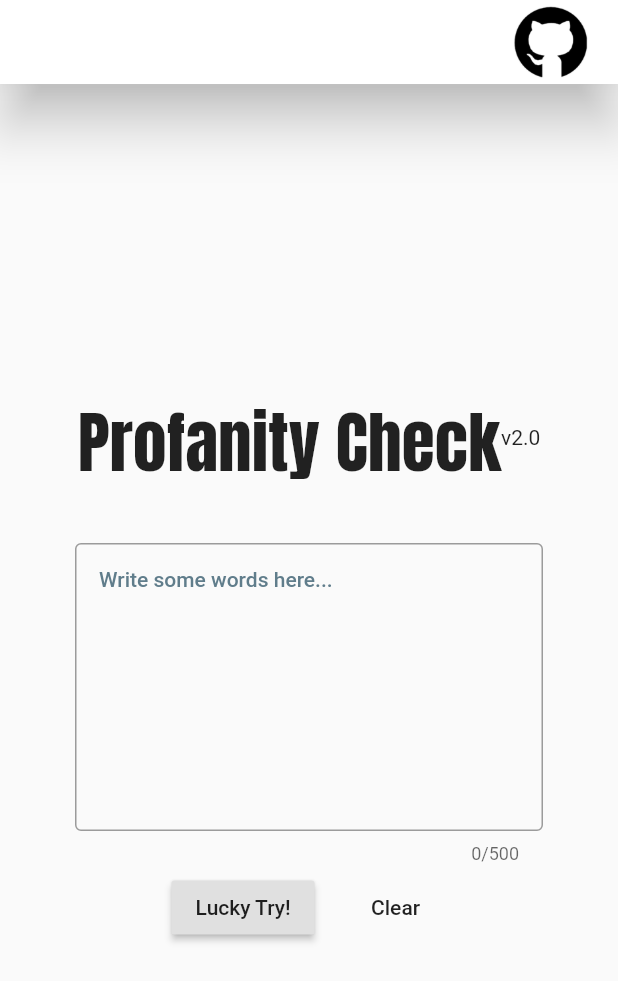
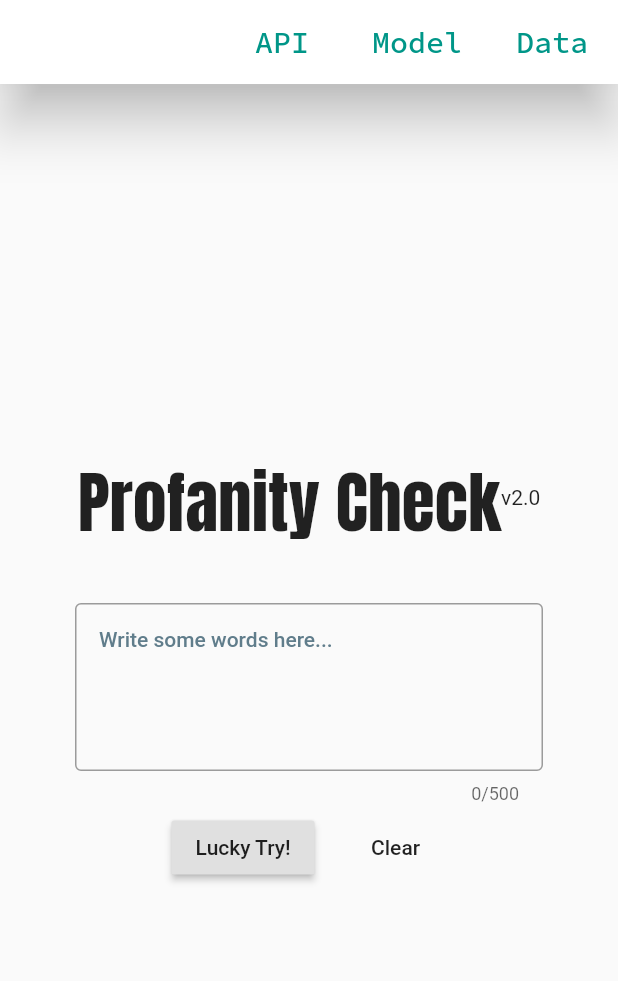
Before and after one commit to XinyueZ/flutter-web-profanity-check, a Flutter app: the screen it shows after launch, on a phone screen of 412 x 824 dp. Shown: the top 981 px of the screen. Run offline on Flutter 3.47's test engine with Material 2 defaults, Android fonts, the phone set to English and light mode, and no system bars; our stand-ins replace dio, google_fonts.

Commit message:
Dev v2.0, remove source location, change appbar: model, api, labeled data download

```diff
--- a/lib/consts.dart
+++ b/lib/consts.dart
@@ -5,12 +5,13 @@ const String kAppTitle = "Profanity Check";
 const String kHomeLogo = "Profanity Check";
 const String kSubmitLabel = "Lucky Try!";
 const String kInputHint = "Write some words here...";
+const String kQueryError = "Something went wrong, try again please!";
+const String kClear = "Clear";
+const String kHateSpeechLabel = "Hate speech";
+const String kOffensiveLanguageLabel = "Offensive language";
+const String kNeitherLabel = "Fine";
+
 const String kEndpoint =
     "https://profanity-check-c9365.web.app/profanityCheck2?q=";
-const String kQueryError = "Something went wrong, try again please!";
-const String kClear = "Clear";
-const String kSourceCodeLocation =
-    "https://github.com/XinyueZ/flutter-web-profanity-check";
-const String hateSpeechLabel = "Hate speech";
-const String offensiveLanguageLabel = "Offensive language";
-const String neitherLabel = "OK";
+const String kModelDownload = "http://tinyurl.com/y824odfu";
+const String kLabeledData = "http://tinyurl.com/y8ylg8zo";
--- a/lib/feedback.dart
+++ b/lib/feedback.dart
@@ -23,11 +23,11 @@ class CheckFeedback implements Feedback {
   String get label {
     switch (type) {
       case CheckType.hateSpeech:
-        return hateSpeechLabel;
+        return kHateSpeechLabel;
       case CheckType.offensiveLanguage:
-        return offensiveLanguageLabel;
+        return kOffensiveLanguageLabel;
       default:
-        return neitherLabel;
+        return kNeitherLabel;
     }
   }
 }
--- a/lib/main.dart
+++ b/lib/main.dart
@@ -23,7 +23,6 @@ class ProfanityCheckApp extends StatelessWidget {
         inputHint: kInputHint,
         submitLabel: kSubmitLabel,
         clearLabel: kClear,
-        sourceCodeLocation: kSourceCodeLocation,
       ),
     );
   }
@@ -36,26 +35,22 @@ class HomePage extends StatefulWidget {
     @required String inputHint,
     @required String submitLabel,
     @required String clearLabel,
-    @required String sourceCodeLocation,
   })  : assert(title is String),
         assert(homeLogo is String),
         assert(inputHint is String),
         assert(submitLabel is String),
         assert(clearLabel is String),
-        assert(sourceCodeLocation is String),
         _title = title,
         _homeLogo = homeLogo,
         _inputHint = inputHint,
         _submitLabel = submitLabel,
-        _clearLabel = clearLabel,
-        _sourceCodeLocation = sourceCodeLocation;
+        _clearLabel = clearLabel;
 
   final String _title;
   final String _homeLogo;
   final String _inputHint;
   final String _submitLabel;
   final String _clearLabel;
-  final String _sourceCodeLocation;
 
   @override
   _HomePageState createState() => _HomePageState();
@@ -97,18 +92,7 @@ class _HomePageState extends State<HomePage> {
   @override
   Widget build(BuildContext context) {
     return Scaffold(
-      appBar: AppBar(
-        backgroundColor: Colors.white,
-        elevation: 15.0,
-        actions: <Widget>[
-          FlatButton(
-            child: Image.asset("assets/images/github.png"),
-            onPressed: () async {
-              _launchInBrowser(widget._sourceCodeLocation);
-            },
-          )
-        ],
-      ),
+      appBar: _buildAppBar(),
       body: SafeArea(
         child: Container(
           margin: const EdgeInsets.symmetric(horizontal: 50),
@@ -138,6 +122,54 @@ class _HomePageState extends State<HomePage> {
     );
   }
 
+  PreferredSizeWidget _buildAppBar() {
+    return AppBar(
+      backgroundColor: Colors.white,
+      elevation: 15.0,
+      actions: <Widget>[
+        FlatButton(
+          child: Text(
+            "API",
+            textAlign: TextAlign.center,
+            style: GoogleFonts.getFont('Source Code Pro').copyWith(
+              fontSize: 20,
+              color: Colors.teal,
+            ),
+          ),
+          onPressed: () async {
+            _launchInBrowser("${kEndpoint}hello");
+          },
+        ),
+        FlatButton(
+          child: Text(
+            "Model",
+            textAlign: TextAlign.center,
+            style: GoogleFonts.getFont('Source Code Pro').copyWith(
+              fontSize: 20,
+              color: Colors.teal,
+            ),
+          ),
+          onPressed: () async {
+            _launchInBrowser(kModelDownload);
+          },
+        ),
+        FlatButton(
+          child: Text(
+            "Data",
+            textAlign: TextAlign.center,
+            style: GoogleFonts.getFont('Source Code Pro').copyWith(
+              fontSize: 20,
+              color: Colors.teal,
+            ),
+          ),
+          onPressed: () async {
+            _launchInBrowser(kLabeledData);
+          },
+        ),
+      ],
+    );
+  }
+
   Widget _buildLogo() {
     return Row(
       mainAxisAlignment: MainAxisAlignment.center,
@@ -155,11 +187,10 @@ class _HomePageState extends State<HomePage> {
   }
 
   Widget _buildInput() {
-    return Container(
-      child: TextField(
+    return TextField(
       controller: _editingController,
       maxLength: 500,
-        maxLines: 10,
+      maxLines: 5,
       keyboardType: TextInputType.multiline,
       style: Theme.of(context).textTheme.bodyText1,
       decoration: InputDecoration(
@@ -175,7 +206,6 @@ class _HomePageState extends State<HomePage> {
         errorStyle: Theme.of(context).textTheme.caption.copyWith(
               color: Colors.red,
               fontSize: 15,
-              ),
             ),
       ),
     );
```
Lines whose indentation alone changed are shown as unchanged.
